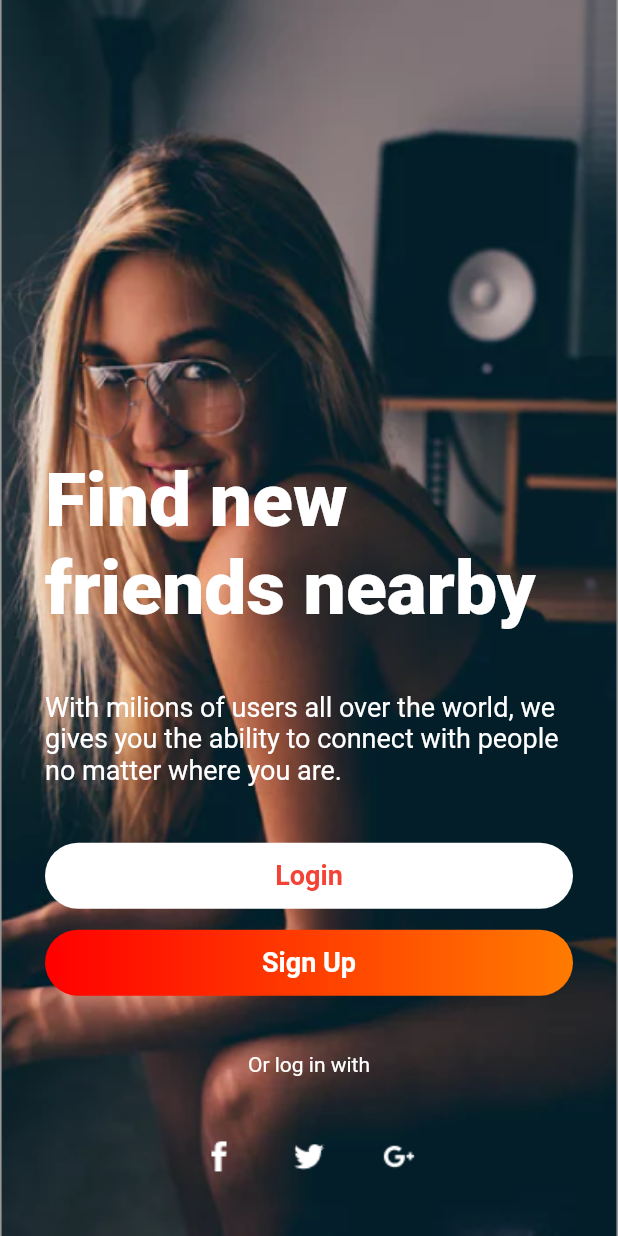
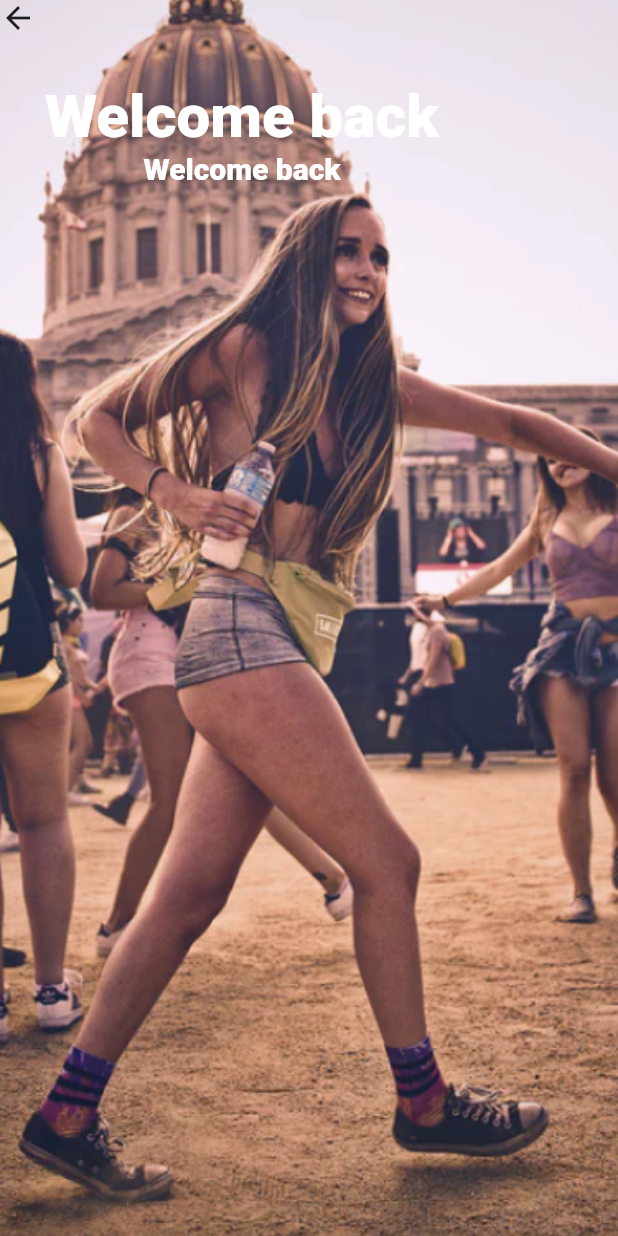
Before and after one commit to hhuuhang/social_newsfeed, a Flutter app: the WelcomePage screen opened directly, after a tap on "Login", on a phone screen of 412 x 824 dp. Run offline on Flutter 3.47's test engine with Material 2 defaults, Android fonts, the phone set to English and light mode, and no system bars; Roboto replaces fonts that are missing (Avenir).

Commit message:
create login page

```diff
--- a/lib/modules/01_welcome_page/page/welcome_page.dart
+++ b/lib/modules/01_welcome_page/page/welcome_page.dart
@@ -1,4 +1,5 @@
 import 'package:flutter/material.dart';
+import 'package:social_newsfeed/modules/02_login/page/login_page.dart';
 import 'package:social_newsfeed/modules/common_widget/widgets/buttons/primary_button.dart';
 import 'package:social_newsfeed/modules/common_widget/widgets/buttons/white_button.dart';
 import 'package:social_newsfeed/themes/app_fonts.dart';
@@ -54,7 +55,12 @@ class WelcomePage extends StatelessWidget {
               ),
               WhiteButton(
                 content: 'Login',
-                onClick: () {},
+                onClick: () {
+                  Navigator.push(
+                      context,
+                      MaterialPageRoute(
+                          builder: (context) => const LoginPage()));
+                },
               ),
               const SizedBox(
                 height: 14,
--- /dev/null
+++ b/lib/modules/02_login/page/login_page.dart
@@ -0,0 +1,65 @@
+import 'package:flutter/material.dart';
+import 'package:flutter/src/foundation/key.dart';
+import 'package:flutter/src/widgets/framework.dart';
+import 'package:social_newsfeed/themes/app_fonts.dart';
+
+class LoginPage extends StatelessWidget {
+  const LoginPage({Key? key}) : super(key: key);
+
+  @override
+  Widget build(BuildContext context) {
+    return SafeArea(
+      child: Scaffold(
+        body: Container(
+          decoration: const BoxDecoration(
+            image: DecorationImage(
+              image: AssetImage('assets/images/loginbackground.png'),
+              fit: BoxFit.cover,
+            ),
+          ),
+          child: Column(
+            crossAxisAlignment: CrossAxisAlignment.start,
+            children: [
+              Row(
+                mainAxisAlignment: MainAxisAlignment.start,
+                children: [
+                  InkWell(
+                    onTap: () {
+                      Navigator.pop(context);
+                    },
+                    child: const Icon(Icons.arrow_back),
+                  ),
+                ],
+              ),
+              Padding(
+                padding: const EdgeInsets.all(30),
+                child: Column(
+                  children: [
+                    Text(
+                      "Welcome back",
+                      style: TextStyle(
+                        fontFamily: AppFonts.avenir,
+                        fontSize: 40,
+                        fontWeight: FontWeight.w900,
+                        color: Colors.white,
+                      ),
+                    ),
+                    Text(
+                      "Welcome back",
+                      style: TextStyle(
+                        fontFamily: AppFonts.avenir,
+                        fontSize: 20,
+                        fontWeight: FontWeight.w900,
+                        color: Colors.white,
+                      ),
+                    ),
+                  ],
+                ),
+              ),
+            ],
+          ),
+        ),
+      ),
+    );
+  }
+}
```
Also changed, not shown: assets/images/loginbackground.png (added).
